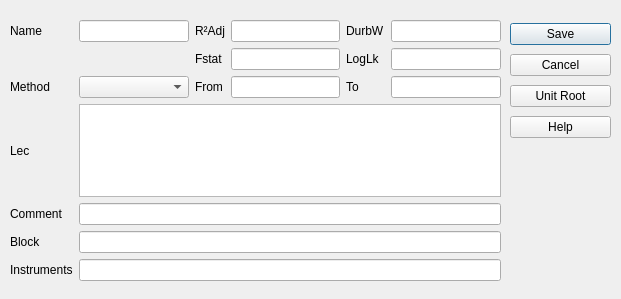
This is gui/iode_objs/edit/edit_equation.ui in plan-be/iode as Qt 5 draws it before an edit. The edited form follows.
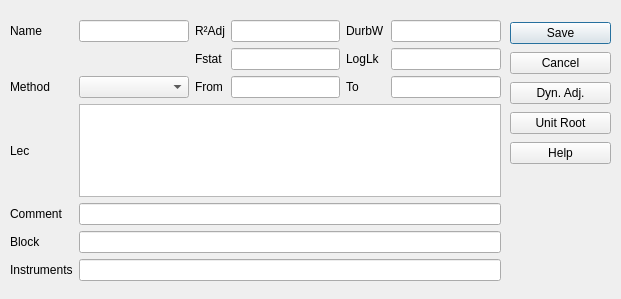
This is the edited form. Custom widgets are drawn as their Qt base class.

Commit message: GUI: (QIodeDynAdjustment) implemented Dynamic Adjustment

What changed in the file:
```diff
--- a/gui/iode_objs/edit/edit_equation.ui
+++ b/gui/iode_objs/edit/edit_equation.ui
@@ -210,7 +210,7 @@
      <x>510</x>
      <y>20</y>
      <width>101</width>
-     <height>121</height>
+     <height>151</height>
     </rect>
    </property>
    <layout class="QVBoxLayout" name="verticalLayout">
@@ -234,6 +234,16 @@
       </property>
      </widget>
     </item>
+    <item>
+     <widget class="QPushButton" name="pushButton_dyn_adj">
+      <property name="text">
+       <string>Dyn. Adj.</string>
+      </property>
+      <property name="shortcut">
+       <string>F7</string>
+      </property>
+     </widget>
+    </item>
     <item>
      <widget class="QPushButton" name="pushButton_unit_root">
       <property name="text">
```
Left out of the diff: 17 changed lines with no effect on the pictures. The commit also changes 6 other files.
